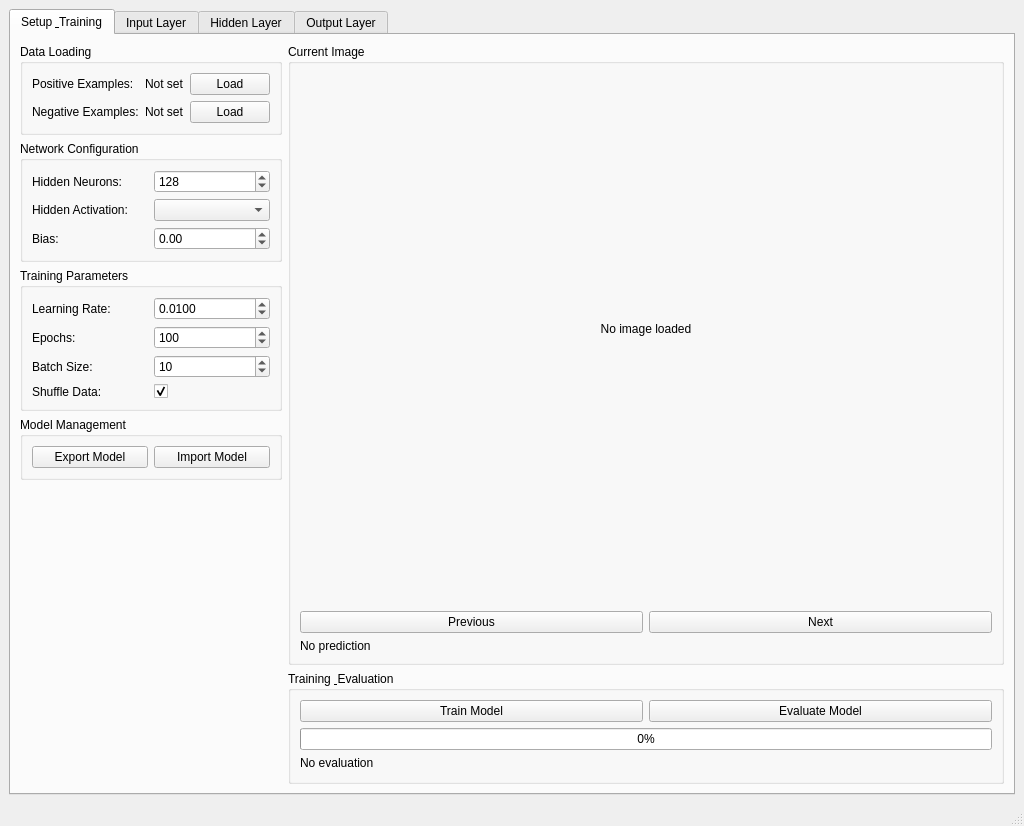
gnaservicesinc/sensuser, file mainwindow.ui: the form before one commit.
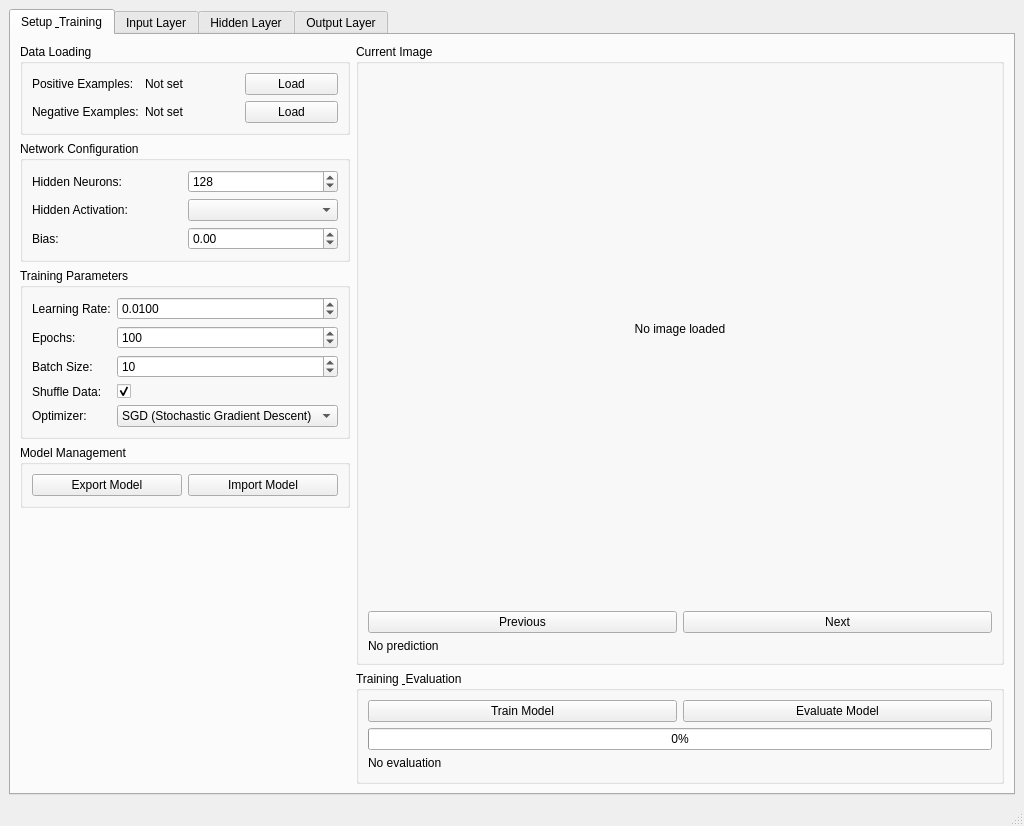
The form after the commit.

Commit message: Implementation of Adam & RMSprop Optimizers

The edit to the form file:
```diff
--- a/mainwindow.ui
+++ b/mainwindow.ui
@@ -228,6 +228,35 @@
                  </property>
                 </widget>
                </item>
+               <item row="4" column="0">
+                <widget class="QLabel" name="label_10">
+                 <property name="text">
+                  <string>Optimizer:</string>
+                 </property>
+                </widget>
+               </item>
+               <item row="4" column="1">
+                <widget class="QComboBox" name="cbOptimizer">
+                 <property name="toolTip">
+                  <string>Selects the optimization algorithm used during training. Adam is recommended as a good default for most problems.</string>
+                 </property>
+                 <item>
+                  <property name="text">
+                   <string>SGD (Stochastic Gradient Descent)</string>
+                  </property>
+                 </item>
+                 <item>
+                  <property name="text">
+                   <string>RMSprop</string>
+                  </property>
+                 </item>
+                 <item>
+                  <property name="text">
+                   <string>Adam</string>
+                  </property>
+                 </item>
+                </widget>
+               </item>
               </layout>
              </widget>
             </item>
```
The commit also changes 5756 other files.
